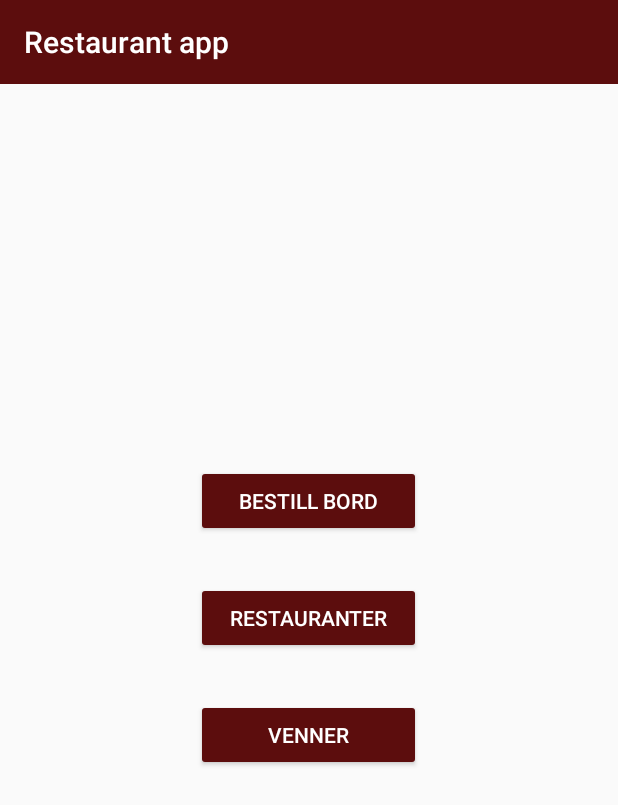
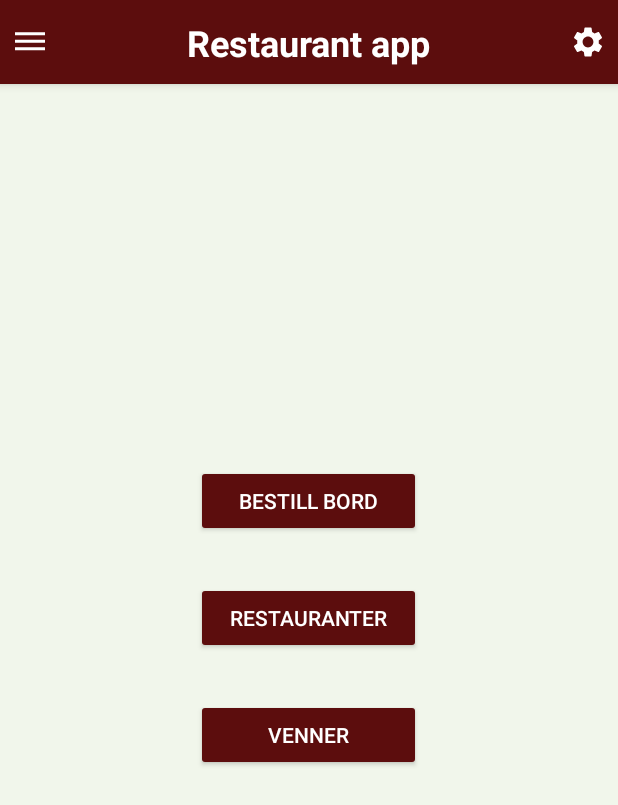
Before and after one commit to WilliamNerem/ApputviklingMappe2, an Android app: the screen it shows after launch (MainActivity), on a phone screen of 412 x 824 dp. Shown: the top 805 px of the screen. Run offline under Robolectric (Android 15) with nearby library versions, the phone set to English and light mode, and no system bars.

Commit message:
Fixet toolbar

```diff
--- a/ApputviklingMappe2/app/build.gradle
+++ b/ApputviklingMappe2/app/build.gradle
@@ -31,6 +31,7 @@ dependencies {
 
     implementation 'androidx.appcompat:appcompat:1.0.0'
     implementation 'androidx.constraintlayout:constraintlayout:1.1.3'
+    implementation 'com.google.android.material:material:1.3.0'
     testImplementation 'junit:junit:4.+'
     androidTestImplementation 'androidx.test.ext:junit:1.1.1'
     androidTestImplementation 'androidx.test.espresso:espresso-core:3.1.0'
--- a/ApputviklingMappe2/app/src/main/java/com/example/apputviklingmappe2/MainActivity.java
+++ b/ApputviklingMappe2/app/src/main/java/com/example/apputviklingmappe2/MainActivity.java
@@ -2,8 +2,12 @@ package com.example.apputviklingmappe2;
 
 import androidx.appcompat.app.AppCompatActivity;
 import androidx.appcompat.widget.Toolbar;
+import androidx.core.content.ContextCompat;
 
+import android.graphics.drawable.Drawable;
 import android.os.Bundle;
+
+import java.util.Objects;
 
 public class MainActivity extends AppCompatActivity {
 
@@ -13,8 +17,10 @@ public class MainActivity extends AppCompatActivity {
     protected void onCreate(Bundle savedInstanceState) {
         super.onCreate(savedInstanceState);
         setContentView(R.layout.activity_main);
-        toolbar=findViewById(R.id.app_bar);
+        toolbar=findViewById(R.id.toolbar);
         setSupportActionBar(toolbar);
+        Objects.requireNonNull(getSupportActionBar()).setDisplayShowTitleEnabled(false);
+
 
     }
 }
--- a/ApputviklingMappe2/app/src/main/res/layout/top_app_bar.xml
+++ b/ApputviklingMappe2/app/src/main/res/layout/top_app_bar.xml
@@ -1,12 +1,72 @@
 <?xml version="1.0" encoding="utf-8"?>
-<androidx.appcompat.widget.Toolbar xmlns:android="http://schemas.android.com/apk/res/android"
+<androidx.constraintlayout.widget.ConstraintLayout
+    xmlns:android="http://schemas.android.com/apk/res/android"
     xmlns:app="http://schemas.android.com/apk/res-auto"
+    xmlns:tools="http://schemas.android.com/tools"
     android:layout_width="match_parent"
-    android:layout_height="?attr/actionBarSize"
-    android:background="@color/dark_red"
-    android:id="@+id/app_bar"
-    android:theme="@style/ThemeOverlay.AppCompat.Dark">
+    android:layout_height="match_parent"
+    android:background="#168BC34A"
+    tools:context=".MainActivity">
 
+    <com.google.android.material.appbar.AppBarLayout
+        android:id="@+id/appBarLayout"
+        android:layout_width="0dp"
+        android:layout_height="wrap_content"
+        app:layout_constraintEnd_toEndOf="parent"
+        app:layout_constraintStart_toStartOf="parent"
+        app:layout_constraintTop_toTopOf="parent">
 
+        <androidx.constraintlayout.widget.ConstraintLayout
+            android:layout_width="match_parent"
+            android:layout_height="match_parent">
 
-</androidx.appcompat.widget.Toolbar>
+            <androidx.appcompat.widget.Toolbar
+                android:id="@+id/toolbar"
+                android:layout_width="match_parent"
+                android:layout_height="wrap_content"
+                android:background="@color/dark_red"
+                android:minHeight="?attr/actionBarSize"
+                android:theme="?attr/actionBarTheme"
+                app:layout_constraintStart_toStartOf="parent"
+                app:layout_constraintTop_toTopOf="parent" />
+
+            <ImageView
+                android:id="@+id/settings"
+                android:layout_width="wrap_content"
+                android:layout_height="24dp"
+                android:layout_marginEnd="8dp"
+                app:layout_constraintBottom_toBottomOf="parent"
+                app:layout_constraintEnd_toEndOf="@id/toolbar"
+                app:layout_constraintTop_toTopOf="parent"
+                app:srcCompat="@drawable/ic_baseline_settings_24" />
+
+            <TextView
+                android:id="@+id/title"
+                android:layout_width="wrap_content"
+                android:layout_height="wrap_content"
+                app:layout_constraintTop_toTopOf="parent"
+                app:layout_constraintBottom_toBottomOf="parent"
+                app:layout_constraintLeft_toLeftOf="parent"
+                app:layout_constraintRight_toRightOf="parent"
+                android:text="@string/title"
+                android:textSize="24sp"
+                android:textStyle="bold"
+                android:textColor="@color/white"
+                />
+
+            <ImageView
+                android:id="@+id/hamburger"
+                android:layout_width="wrap_content"
+                android:layout_height="wrap_content"
+                android:layout_marginStart="8dp"
+                app:layout_constraintBottom_toBottomOf="parent"
+                app:layout_constraintStart_toStartOf="@id/toolbar"
+                app:layout_constraintTop_toTopOf="parent"
+                app:srcCompat="@drawable/ic_baseline_dehaze_24"
+                app:tint="#ffff" />
+
+        </androidx.constraintlayout.widget.ConstraintLayout>
+
+    </com.google.android.material.appbar.AppBarLayout>
+
+</androidx.constraintlayout.widget.ConstraintLayout>
--- a/ApputviklingMappe2/app/src/main/res/menu/menu.xml
+++ b/ApputviklingMappe2/app/src/main/res/menu/menu.xml
@@ -5,10 +5,10 @@
         android:title="Flerside valg"
         android:icon="@drawable/ic_baseline_dehaze_24"
         android:id="@+id/hamburger"
-        app:showAsAction="ifRoom"/>
+        app:showAsAction="always"/>
     <item
         android:title="Innstillinger"
         android:icon="@drawable/ic_baseline_settings_24"
         android:id="@+id/settings"
-        app:showAsAction="ifRoom"/>
+        app:showAsAction="always"/>
 </menu>
```
